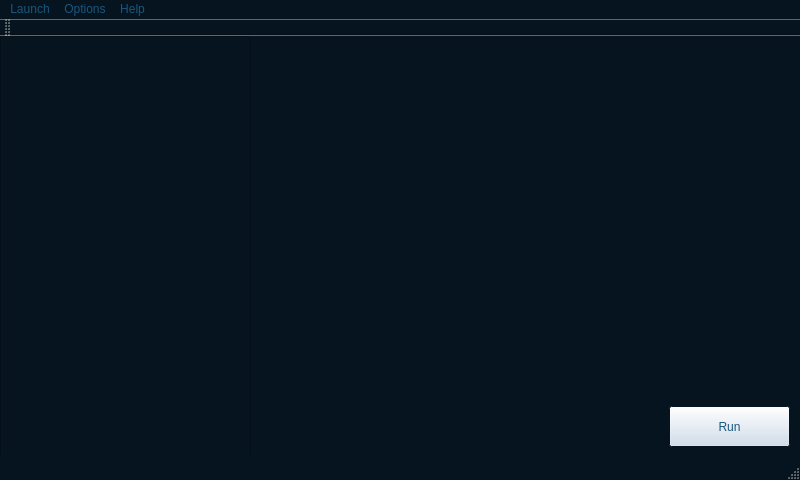
xrLil-Batya/xray-oxygen, file code/engine.vc2008/xrDev/xrDevLaunch/xrMain.ui: the form before one commit.
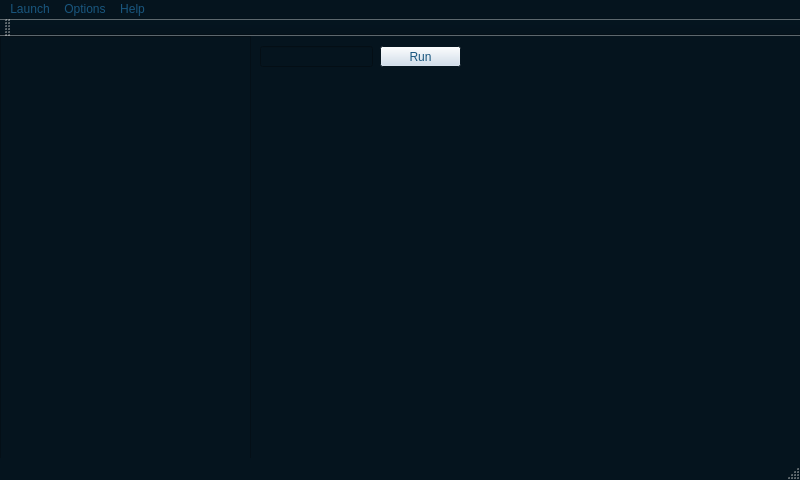
The form after the commit.

```diff
--- a/code/engine.vc2008/xrDev/xrDevLaunch/xrMain.ui
+++ b/code/engine.vc2008/xrDev/xrDevLaunch/xrMain.ui
@@ -2,6 +2,9 @@
 <ui version="4.0">
  <class>xrLaunch</class>
  <widget class="QMainWindow" name="xrLaunch">
+  <property name="windowModality">
+   <enum>Qt::WindowModal</enum>
+  </property>
   <property name="geometry">
    <rect>
     <x>0</x>
@@ -10,6 +13,12 @@
     <height>480</height>
    </rect>
   </property>
+  <property name="sizePolicy">
+   <sizepolicy hsizetype="Fixed" vsizetype="Fixed">
+    <horstretch>0</horstretch>
+    <verstretch>0</verstretch>
+   </sizepolicy>
+  </property>
   <property name="minimumSize">
    <size>
     <width>800</width>
@@ -18,14 +27,14 @@
   </property>
   <property name="maximumSize">
    <size>
-    <width>800</width>
-    <height>480</height>
+    <width>16777215</width>
+    <height>16777215</height>
    </size>
   </property>
   <property name="baseSize">
    <size>
-    <width>800</width>
-    <height>800</height>
+    <width>0</width>
+    <height>0</height>
    </size>
   </property>
   <property name="palette">
@@ -498,22 +507,22 @@
    </palette>
   </property>
   <property name="windowTitle">
-   <string>xrLaunch</string>
+   <string>Oxygen Development Launcher</string>
   </property>
   <widget class="QWidget" name="centralWidget">
    <widget class="QPushButton" name="pushButton">
     <property name="geometry">
      <rect>
-      <x>669</x>
-      <y>370</y>
-      <width>121</width>
-      <height>41</height>
+      <x>380</x>
+      <y>10</y>
+      <width>81</width>
+      <height>21</height>
      </rect>
     </property>
     <property name="sizePolicy">
-     <sizepolicy hsizetype="Minimum" vsizetype="Fixed">
-      <horstretch>0</horstretch>
-      <verstretch>0</verstretch>
+     <sizepolicy hsizetype="Minimum" vsizetype="Minimum">
+      <horstretch>5</horstretch>
+      <verstretch>5</verstretch>
      </sizepolicy>
     </property>
     <property name="palette">
@@ -873,6 +882,16 @@
      </rect>
     </property>
    </widget>
+   <widget class="QLineEdit" name="lineEdit">
+    <property name="geometry">
+     <rect>
+      <x>260</x>
+      <y>10</y>
+      <width>113</width>
+      <height>21</height>
+     </rect>
+    </property>
+   </widget>
   </widget>
   <widget class="QMenuBar" name="menuBar">
    <property name="geometry">
```
